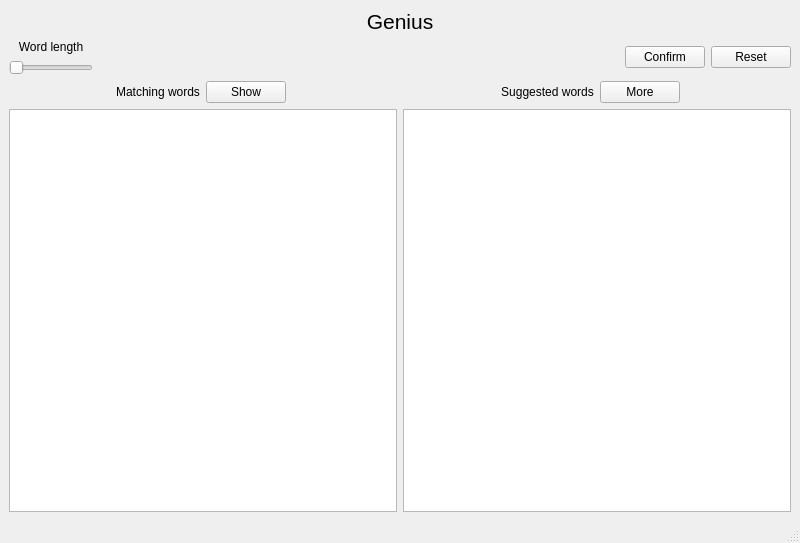
Before: the Qt Designer form genius.ui in B1rtek/Genius, drawn with Qt 5.
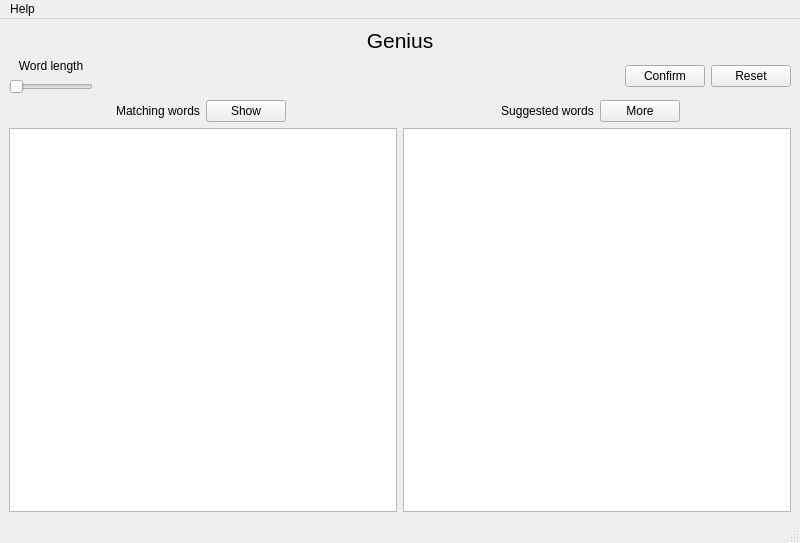
After: the same form once the commit is applied. Icons and pictures are not drawn.

Commit message: Added a help dialog

The edit to the form file:
```diff
--- a/genius.ui
+++ b/genius.ui
@@ -191,9 +191,16 @@
      <x>0</x>
      <y>0</y>
      <width>800</width>
-     <height>21</height>
+     <height>27</height>
     </rect>
    </property>
+   <widget class="QMenu" name="menuHelp">
+    <property name="title">
+     <string>Help</string>
+    </property>
+    <addaction name="actionHelp"/>
+   </widget>
+   <addaction name="menuHelp"/>
   </widget>
   <widget class="QStatusBar" name="statusbar"/>
  </widget>
```
Left out of the diff: 8 changed lines with no effect on the pictures. The commit also changes 6 other files.
